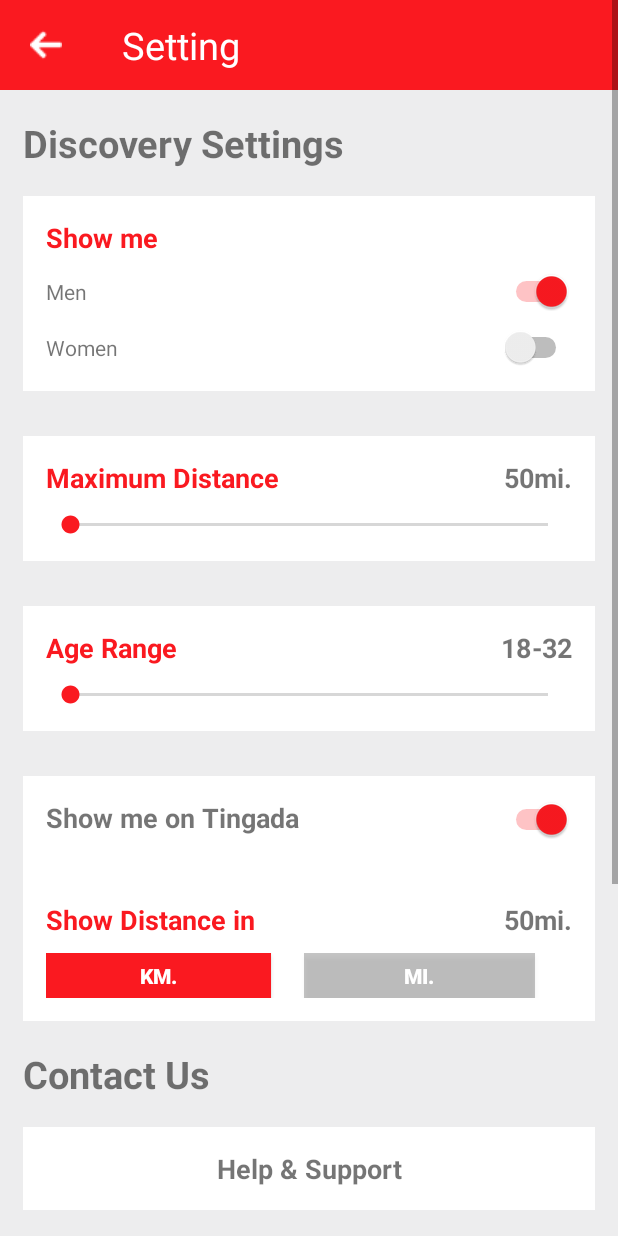
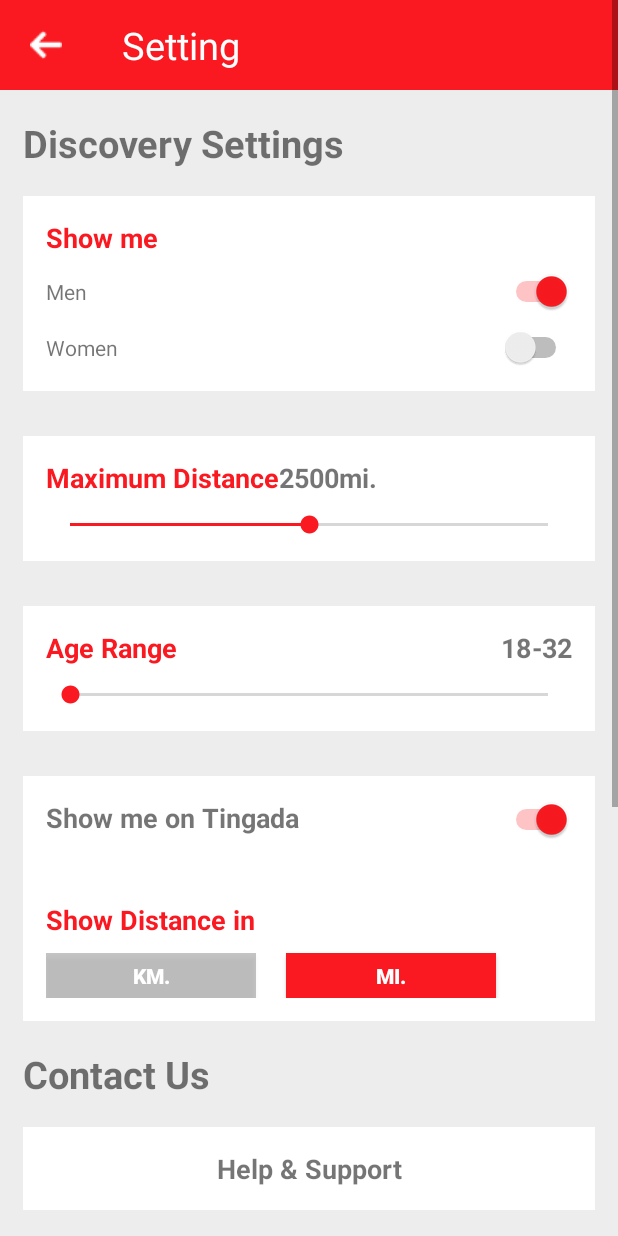
Before and after one commit to thtrung09031993/Tingada, an Android app: the SettingActivity screen opened directly, with no data from a screen before it, on a phone screen of 412 x 824 dp. Run offline under Robolectric (Android 15) with nearby library versions, the phone set to English and light mode, and no system bars.

Commit message:
update setting activity

```diff
--- a/app/src/main/java/hci201/tingada/SettingActivity.java
+++ b/app/src/main/java/hci201/tingada/SettingActivity.java
@@ -1,21 +1,38 @@
 package hci201.tingada;
 
+import android.graphics.drawable.ColorDrawable;
+import android.graphics.drawable.Drawable;
 import android.support.v7.app.AppCompatActivity;
 import android.os.Bundle;
 import android.view.View;
+import android.widget.Button;
 import android.widget.CompoundButton;
+import android.widget.SeekBar;
 import android.widget.Switch;
+import android.widget.TextView;
 
 import hci201.tingada.R;
 
 public class SettingActivity extends AppCompatActivity {
 
-    Switch  menSwt = (Switch) findViewById(R.id.menSwt);
-    Switch  womenSwt = (Switch) findViewById(R.id.womenSwt);
+    Switch  menSwt;
+    Switch  womenSwt;
+    SeekBar distanceSeek;
+    TextView txtDistance;
+    TextView unit;
+    Button btnKM;
+    Button btnMI;
     @Override
     protected void onCreate(Bundle savedInstanceState) {
         super.onCreate(savedInstanceState);
         setContentView(R.layout.activity_setting);
+        switchGender();
+        setDistance();
+    }
+
+    public void switchGender() {
+        menSwt = (Switch) findViewById(R.id.menSwt);
+        womenSwt = (Switch) findViewById(R.id.womenSwt);
         menSwt.setOnCheckedChangeListener(new CompoundButton.OnCheckedChangeListener() {
             @Override
             public void onCheckedChanged(CompoundButton compoundButton, boolean b) {
@@ -38,8 +55,53 @@ public class SettingActivity extends AppCompatActivity {
         });
     }
 
+
+
     public void clickToBackSettingProfilePage(View view) {
+
+    }
+    public void setDistance() {
+        distanceSeek = (SeekBar) findViewById(R.id.distanceSeek);
+        distanceSeek.setOnSeekBarChangeListener(new SeekBar.OnSeekBarChangeListener() {
+            int progressChangedValue = 0;
+            @Override
+            public void onProgressChanged(SeekBar seekBar, int progress, boolean fromUser) {
+                progressChangedValue = progress;
+
+            }
+
+            @Override
+            public void onStartTrackingTouch(SeekBar seekBar) {
+
+            }
+
+            @Override
+            public void onStopTrackingTouch(SeekBar seekBar) {
+                txtDistance = (TextView) findViewById(R.id.textDistance);
+                txtDistance.setText(progressChangedValue + "");
+            }
+        });
     }
 
+    public void clickToSetKM(View view) {
+        txtDistance = (TextView) findViewById(R.id.textDistance);
+        unit = (TextView) findViewById(R.id.unit);
+        btnKM = (Button) findViewById(R.id.btnKM);
+        btnMI = (Button) findViewById(R.id.btnMI);
+        btnKM.setBackgroundColor(getResources().getColor(R.color.colorAccent));
+        btnMI.setBackgroundColor(getResources().getColor(R.color.colorText));
+        txtDistance.setText(Double.parseDouble(txtDistance.getText().toString()) / 1000 + "");
+        unit.setText("Km.");
+    }
 
+    public void clickToSetMI(View view) {
+        txtDistance = (TextView) findViewById(R.id.textDistance);
+        unit = (TextView) findViewById(R.id.unit);
+        btnKM = (Button) findViewById(R.id.btnKM);
+        btnMI = (Button) findViewById(R.id.btnMI);
+        btnMI.setBackgroundColor(getResources().getColor(R.color.colorAccent));
+        btnKM.setBackgroundColor(getResources().getColor(R.color.colorText));
+        txtDistance.setText(Double.parseDouble(txtDistance.getText().toString()) * 1000 + "");
+        unit.setText("Mi.");
+    }
 }
--- a/app/src/main/res/layout/activity_setting.xml
+++ b/app/src/main/res/layout/activity_setting.xml
@@ -120,17 +120,29 @@
                     android:textStyle="bold" />
 
                 <TextView
-                    android:layout_width="match_parent"
+                    android:id="@+id/textDistance"
+                    android:layout_width="wrap_content"
                     android:layout_height="wrap_content"
                     android:gravity="right"
-                    android:text="50mi."
+                    android:text="2500"
+                    android:textSize="18dp"
+                    android:textStyle="bold" />
+                <TextView
+                    android:id="@+id/unit"
+                    android:layout_width="wrap_content"
+                    android:layout_height="wrap_content"
+                    android:gravity="right"
+                    android:text="mi."
                     android:textSize="18dp"
                     android:textStyle="bold" />
             </LinearLayout>
 
             <SeekBar
+                android:id="@+id/distanceSeek"
                 android:layout_width="match_parent"
-                android:layout_height="wrap_content" />
+                android:layout_height="wrap_content"
+                android:max="5000"
+                android:progress="2500"/>
         </LinearLayout>
 
         <LinearLayout
@@ -199,20 +211,11 @@
                 android:layout_height="wrap_content"
                 android:layout_marginBottom="10dp"
                 android:orientation="horizontal">
-
                 <TextView
                     android:layout_width="wrap_content"
                     android:layout_height="wrap_content"
                     android:text="Show Distance in"
                     android:textColor="@color/colorAccent"
-                    android:textSize="18dp"
-                    android:textStyle="bold" />
-
-                <TextView
-                    android:layout_width="match_parent"
-                    android:layout_height="wrap_content"
-                    android:gravity="right"
-                    android:text="50mi."
                     android:textSize="18dp"
                     android:textStyle="bold" />
             </LinearLayout>
@@ -222,21 +225,25 @@
                 android:layout_height="wrap_content">
 
                 <Button
-                    android:layout_width="150dp"
+                    android:id="@+id/btnKM"
+                    android:layout_width="140dp"
                     android:layout_height="30dp"
-                    android:background="@color/colorAccent"
+                    android:background="#42221f1f"
                     android:text="Km."
                     android:textColor="#ffffff"
                     android:textStyle="bold"
-                    android:layout_marginRight="22dp"/>
+                    android:layout_marginRight="20dp"
+                    android:onClick="clickToSetKM"/>
 
                 <Button
-                    android:layout_width="154dp"
+                    android:id="@+id/btnMI"
+                    android:layout_width="140dp"
                     android:layout_height="30dp"
-                    android:background="#42221f1f"
+                    android:background="@color/colorAccent"
                     android:text="Mi."
                     android:textColor="#ffffff"
-                    android:textStyle="bold" />
+                    android:textStyle="bold"
+                    android:onClick="clickToSetMI"/>
             </LinearLayout>
         </LinearLayout>
 
@@ -312,6 +319,16 @@
                 android:textSize="18dp"
                 android:gravity="center"/>
         </LinearLayout>
+        <ImageView
+            android:layout_width="match_parent"
+            android:layout_height="wrap_content"
+            android:src="@drawable/tingada_logo"/>
+        <TextView
+            android:layout_width="match_parent"
+            android:layout_height="wrap_content"
+            android:text="Version 1.0.0"
+            android:gravity="center"
+            android:layout_marginBottom="30dp"/>
         <LinearLayout
             android:layout_width="match_parent"
             android:layout_height="wrap_content"
```
Also changed, not shown: app/src/main/res/drawable/tingada_logo.png (added).
